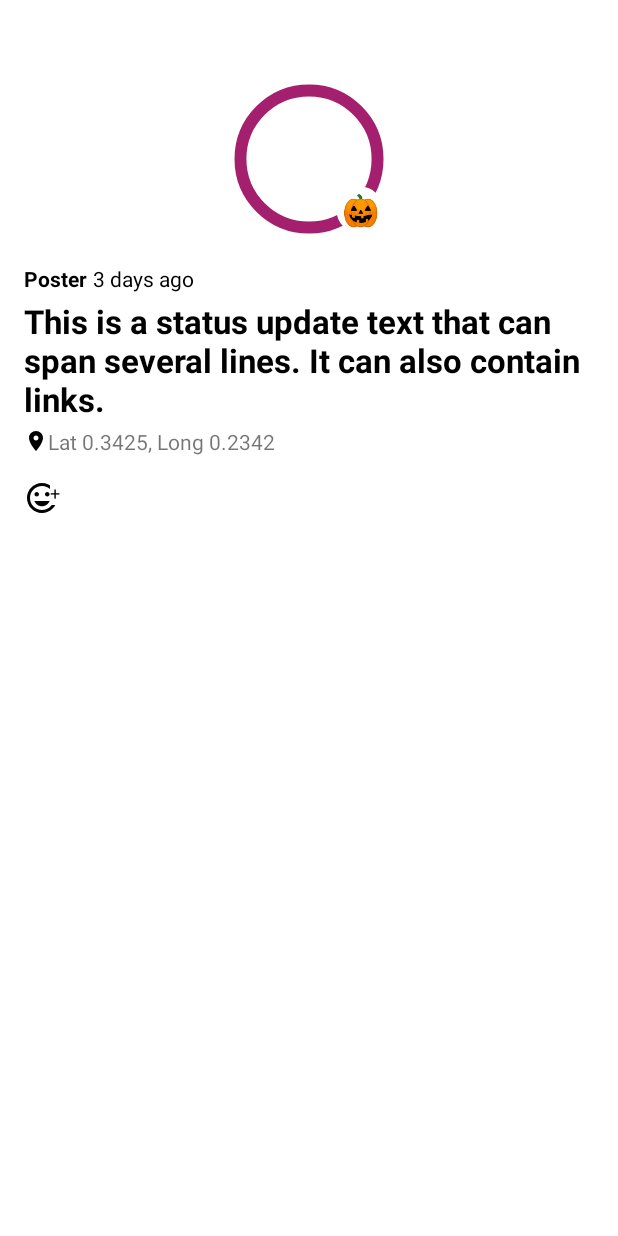
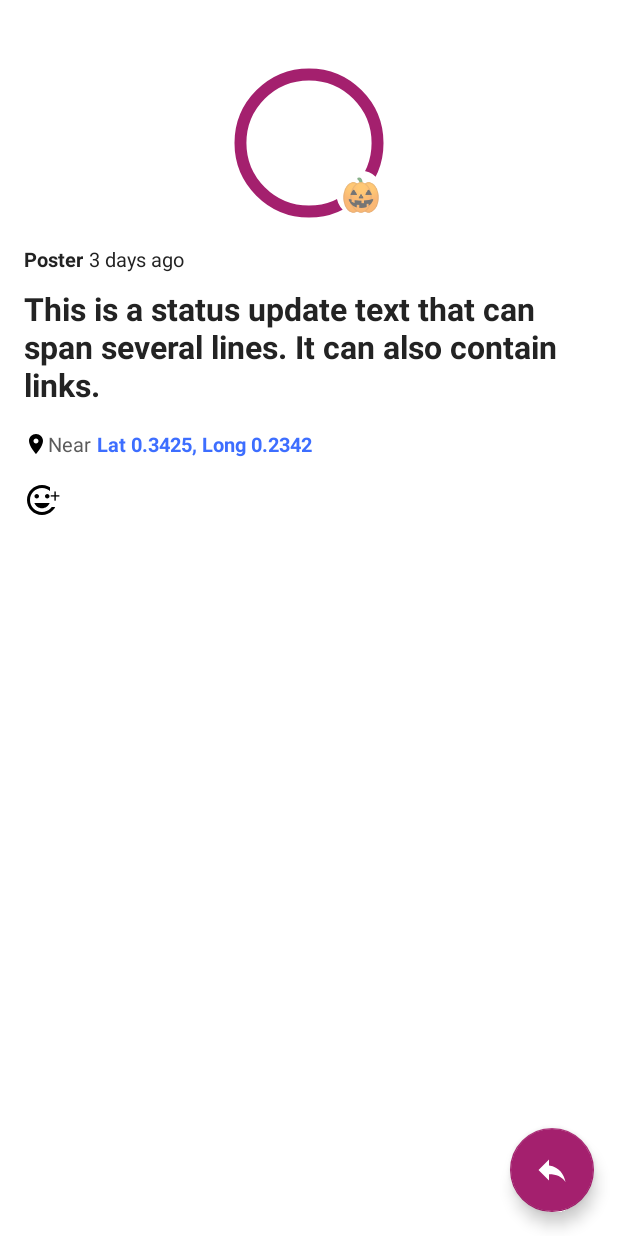
Before and after one commit to guardianproject/OpenCircle, an Android app: the layout status_page.xml on its own in the app's theme, with its tools: preview values and no code run, on a phone screen of 412 x 824 dp. Run offline under Robolectric (Android 15) with nearby library versions, the phone set to English and light mode, and no system bars.

Commit message:
More styling, show status on contact click

```diff
--- /dev/null
+++ b/app/src/main/res/drawable/ic_reply_white_32dp.xml
@@ -0,0 +1,5 @@
+<vector android:height="32dp" android:tint="#FFFFFF"
+    android:viewportHeight="24.0" android:viewportWidth="24.0"
+    android:width="32dp" xmlns:android="http://schemas.android.com/apk/res/android">
+    <path android:fillColor="#FF000000" android:pathData="M10,9V5l-7,7 7,7v-4.1c5,0 8.5,1.6 11,5.1 -1,-5 -4,-10 -11,-11z"/>
+</vector>
--- a/app/src/main/res/layout/status_page.xml
+++ b/app/src/main/res/layout/status_page.xml
@@ -1,114 +1,141 @@
 <?xml version="1.0" encoding="utf-8"?>
-<RelativeLayout xmlns:android="http://schemas.android.com/apk/res/android"
+<FrameLayout xmlns:android="http://schemas.android.com/apk/res/android"
+    xmlns:app="http://schemas.android.com/apk/res-auto"
+    xmlns:tools="http://schemas.android.com/tools"
+    android:layout_width="match_parent"
+    android:layout_height="match_parent">
+<LinearLayout xmlns:android="http://schemas.android.com/apk/res/android"
+    xmlns:app="http://schemas.android.com/apk/res-auto"
+    xmlns:tools="http://schemas.android.com/tools"
     android:layout_width="match_parent"
     android:layout_height="match_parent"
-    xmlns:tools="http://schemas.android.com/tools"
-    xmlns:app="http://schemas.android.com/apk/res-auto"
+    android:background="@android:color/white"
     android:orientation="vertical"
-    android:padding="16dp"
-    android:background="@android:color/white">
+    android:padding="16dp">
 
     <FrameLayout
         android:id="@+id/avatarLayout"
         android:layout_width="100dp"
         android:layout_height="100dp"
-        android:layout_marginTop="40dp"
-        android:layout_alignParentTop="true"
-        android:layout_centerHorizontal="true">
+        android:layout_gravity="center_horizontal"
+        android:layout_marginTop="29dp">
+
         <com.circleof6.view.ContactAvatarView
             android:id="@+id/avatarView"
             android:layout_width="match_parent"
             android:layout_height="match_parent"
-        app:frameBorderWidth="8"
-        app:frameBorderColor="@color/purple" />
+            app:frameBorderColor="@color/purple"
+            app:frameBorderWidth="8" />
+
         <com.circleof6.view.RoundFrameLayout
             android:id="@+id/avatarViewEmojiLayout"
             android:layout_width="32dp"
             android:layout_height="32dp"
             android:layout_gravity="bottom|end"
+            android:background="@android:color/white"
+            app:frameBorderColor="@android:color/white"
             app:frameBorderWidth="1dp"
-            app:frameBorderColor="@android:color/white"
-            app:frameInsetBorder="false"
-            android:background="@android:color/white"
-            >
+            app:frameInsetBorder="false">
+
             <TextView
                 android:id="@+id/avatarViewEmoji"
                 android:layout_width="match_parent"
                 android:layout_height="match_parent"
                 android:layout_gravity="center"
                 android:gravity="center"
-                android:textSize="20dp"
-                android:textColor="@android:color/black"
-                tools:text="🎃"
-                />
+                android:textSize="21dp"
+                tools:text="🎃" />
         </com.circleof6.view.RoundFrameLayout>
     </FrameLayout>
+
+    <LinearLayout
+        android:layout_width="match_parent"
+        android:layout_height="wrap_content"
+        android:layout_marginTop="18dp"
+        android:layout_marginBottom="9dp"
+        android:orientation="horizontal">
 
         <TextView
             android:id="@+id/tvContactName"
             android:layout_width="wrap_content"
             android:layout_height="wrap_content"
-        android:layout_below="@id/avatarLayout"
-        android:layout_marginTop="20dp"
             android:layout_marginEnd="4dp"
             android:layout_marginRight="4dp"
-        android:layout_marginBottom="4dp"
-        android:layout_alignParentStart="true"
-        android:layout_alignParentLeft="true"
-        tools:text="Poster"
             android:textAppearance="@style/StatusNameTextAppearance"
-        />
+            tools:text="Poster" />
+
         <TextView
             android:id="@+id/tvDate"
             android:layout_width="wrap_content"
             android:layout_height="wrap_content"
-        android:layout_toRightOf="@id/tvContactName"
-        android:layout_toEndOf="@id/tvContactName"
-        android:layout_alignBaseline="@id/tvContactName"
-        tools:text="3 days ago"
             android:textAppearance="@style/StatusDateTextAppearance"
-        />
+            tools:text="3 days ago" />
+    </LinearLayout>
+
     <TextView
         android:id="@+id/tvStatus"
         android:layout_width="wrap_content"
         android:layout_height="wrap_content"
-        android:layout_below="@id/tvContactName"
-        tools:text="This is a status update text that can span several lines. It can also contain links."
         android:textAppearance="@style/StatusTextAppearance"
-        />
+        tools:text="This is a status update text that can span several lines. It can also contain links." />
+
+    <LinearLayout
+        android:id="@+id/locationLayout"
+        android:layout_width="match_parent"
+        android:layout_height="wrap_content"
+        android:layout_marginTop="16dp"
+        android:gravity="center_vertical"
+        android:orientation="horizontal">
+
+        <TextView
+            android:id="@+id/tvLocationLabel"
+            android:layout_width="wrap_content"
+            android:layout_height="wrap_content"
+            android:layout_marginEnd="4dp"
+            android:layout_marginRight="4dp"
+            android:drawableStart="@drawable/ic_location_on_black_16dp"
+            android:drawableLeft="@drawable/ic_location_on_black_16dp"
+            android:text="@string/near"
+            android:textAppearance="@style/StatusLocationLabelTextAppearance" />
 
         <TextView
             android:id="@+id/tvLocation"
             android:layout_width="match_parent"
             android:layout_height="wrap_content"
-        android:layout_below="@id/tvStatus"
-        android:layout_marginTop="4dp"
-        tools:text="Lat 0.3425, Long 0.2342"
-        android:drawableStart="@drawable/ic_location_on_black_16dp"
-        android:drawableLeft="@drawable/ic_location_on_black_16dp"
-        />
+            android:textAppearance="@style/StatusLocationTextAppearance"
+            tools:text="Lat 0.3425, Long 0.2342" />
+    </LinearLayout>
 
     <FrameLayout
         android:id="@+id/layoutAddResponse"
         android:layout_width="24dp"
         android:layout_height="24dp"
-        android:layout_below="@id/tvLocation"
-        android:layout_marginTop="16dp"
-        >
+        android:layout_marginTop="16dp">
+
         <ImageView
             android:layout_width="match_parent"
             android:layout_height="match_parent"
-            android:src="@drawable/ic_insert_emoticon_black_24dp"
-            />
+            android:src="@drawable/ic_insert_emoticon_black_24dp" />
+
         <TextView
             android:layout_width="wrap_content"
             android:layout_height="wrap_content"
-            android:layout_gravity="top|end|right"
-            android:textColor="@android:color/black"
+            android:layout_gravity="top|end"
             android:background="@android:color/white"
             android:text="+"
-            android:textSize="12dp"
+            android:textColor="@android:color/black"
+            android:textSize="12dp" />
+    </FrameLayout>
+</LinearLayout>
+
+    <android.support.design.widget.FloatingActionButton
+        android:id="@+id/fabReply"
+        android:layout_width="wrap_content"
+        android:layout_height="wrap_content"
+        app:fabSize="normal"
+        android:layout_gravity="bottom|end"
+        android:layout_margin="16dp"
+        android:src="@drawable/ic_reply_white_32dp"
         />
+
 </FrameLayout>
-
-</RelativeLayout>
--- a/app/src/main/res/values/strings.xml
+++ b/app/src/main/res/values/strings.xml
@@ -129,7 +129,7 @@ Tap on the phone icon. This will take you to a choice of 2 hotlines (only one is
 
     <string name="whats_your_status">What\'s your status?</string>
 
-    <string name="status_updated_ago_never" />
+    <string name="status_updated_ago_never">No update</string>
     <string name="status_updated_ago_recently">Now</string>
     <string name="status_updated_ago_minutes">%1$d minutes ago</string>
     <string name="status_updated_ago_minute">%1$d minute ago</string>
@@ -141,4 +141,6 @@ Tap on the phone icon. This will take you to a choice of 2 hotlines (only one is
     <string name="status_safe">Safe</string>
     <string name="status_unsure">Unsure</string>
     <string name="status_scared">Scared</string>
+
+    <string name="near">Near</string>
 </resources>
--- a/app/src/main/res/values/styles.xml
+++ b/app/src/main/res/values/styles.xml
@@ -3,6 +3,7 @@
     <style name="AppTheme" parent="Theme.AppCompat.Light.NoActionBar">
         <item name="colorPrimary">@color/purple</item>
         <item name="colorPrimaryDark">@color/purple_dark</item>
+        <item name="colorAccent">@color/purple</item>
     </style>
 
     <style name="AppTheme.ShareApp" parent="AppTheme">
@@ -26,16 +27,31 @@
 
 
     <style name="StatusNameTextAppearance" parent="TextAppearance.AppCompat.Small">
-        <item name="android:textColor">@android:color/black</item>
+        <item name="android:textColor">#222222</item>
+        <item name="android:textSize">13sp</item>
         <item name="android:textStyle">bold</item>
     </style>
 
     <style name="StatusDateTextAppearance" parent="TextAppearance.AppCompat.Small">
-        <item name="android:textColor">@android:color/black</item>
+        <item name="android:textColor">#222222</item>
+        <item name="android:textSize">13sp</item>
     </style>
 
     <style name="StatusTextAppearance" parent="TextAppearance.AppCompat.Large">
-        <item name="android:textColor">@android:color/black</item>
+        <item name="android:textColor">#232323</item>
+        <item name="android:textSize">21sp</item>
+        <item name="android:textStyle">bold</item>
+        <item name="android:lineSpacingMultiplier">1.1</item>
+    </style>
+
+    <style name="StatusLocationLabelTextAppearance" parent="TextAppearance.AppCompat.Small">
+        <item name="android:textColor">#5b5b5b</item>
+        <item name="android:textSize">13sp</item>
+    </style>
+
+    <style name="StatusLocationTextAppearance" parent="TextAppearance.AppCompat.Small">
+        <item name="android:textColor">#3d6eff</item>
+        <item name="android:textSize">13sp</item>
         <item name="android:textStyle">bold</item>
     </style>
 
```
Also changed, not shown: app/src/main/java/com/circleof6/adapter/StatusViewPagerAdapter.java (+49 -30 lines), app/src/main/java/com/circleof6/ui/MainActivity.java (+15 -17 lines). Lines whose indentation alone changed are shown as unchanged.
